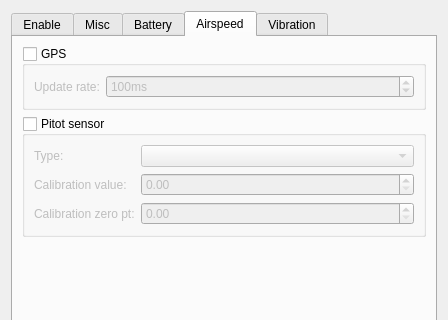
The window that ground/gcs/src/plugins/config/modules.ui (TauLabs/TauLabs) describes before a commit, drawn with Qt 5; both pictures show x 0 to 448 and y 0 to 320 of the 448 by 542 pixel window.
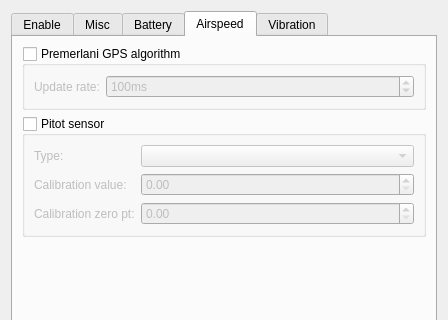
The same window after the commit. The open tabs and pages were chosen to show the change. Icons and pictures are not drawn.

Commit message:
Modules: rename the "GPS" field more specifically
Users have reported confusion as to what it means to use
GPS to measure windspeed.  Specify the algorithm we are
using in the selection box and clarify that it is uses the
GPS to infer the wind speed.

Diff of the .ui file:
```diff
--- a/ground/gcs/src/plugins/config/modules.ui
+++ b/ground/gcs/src/plugins/config/modules.ui
@@ -478,7 +478,7 @@
        <item>
         <widget class="QGroupBox" name="gb_airspeedGPS">
          <property name="title">
-          <string>GPS</string>
+          <string>Premerlani GPS algorithm</string>
          </property>
          <property name="checkable">
           <bool>true</bool>
```
Left out of the diff: 6 changed lines with no effect on the pictures.
